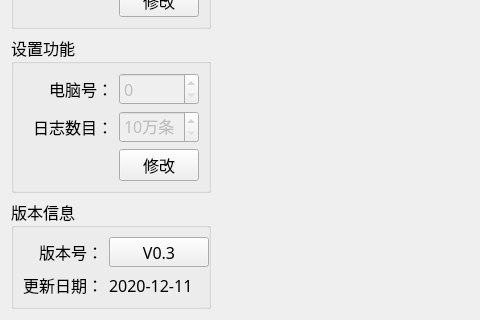
This is PDU-CalibrateTool/setups/setup_mainwid.ui in ChinaClever/PDU-CalibrateTool as Qt 5 draws it before an edit; both pictures show x 0 to 480 and y 489 to 809 of the 1023 by 809 pixel window. The edited form follows.
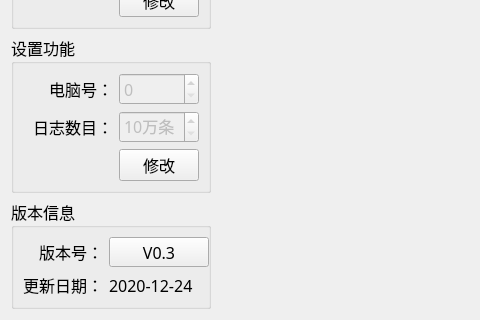
This is the edited form.

Commit message: 版本日期号

The edit to the form file:
```diff
--- a/PDU-CalibrateTool/setups/setup_mainwid.ui
+++ b/PDU-CalibrateTool/setups/setup_mainwid.ui
@@ -7,7 +7,7 @@
     <x>0</x>
     <y>0</y>
     <width>1023</width>
-    <height>750</height>
+    <height>786</height>
    </rect>
   </property>
   <property name="font">
@@ -394,7 +394,7 @@
       <item row="1" column="2">
        <widget class="QLabel" name="label_date">
         <property name="text">
-         <string>2020-12-11</string>
+         <string>2020-12-24</string>
         </property>
        </widget>
       </item>
```
